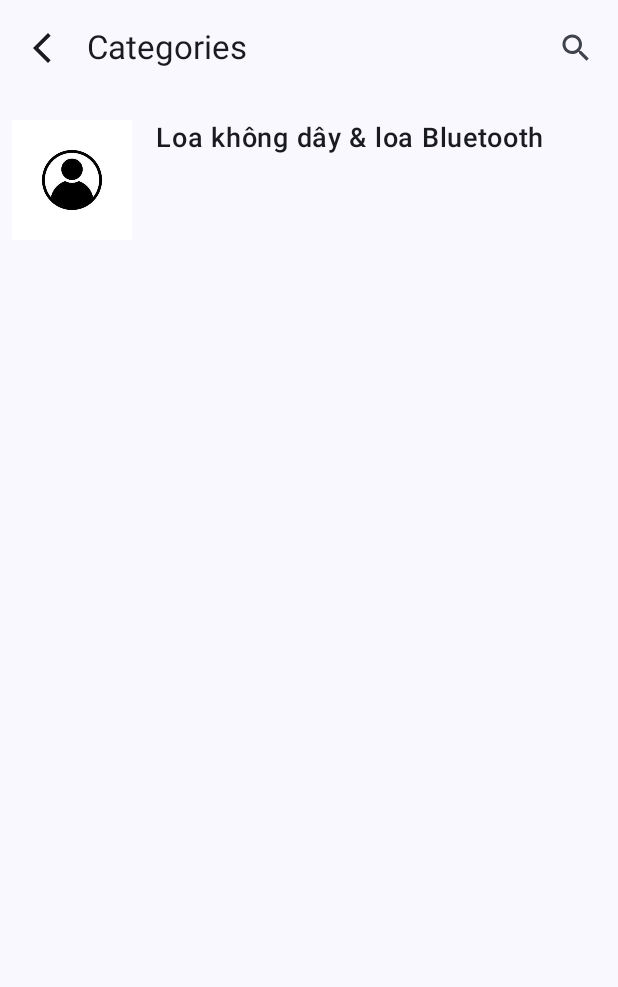
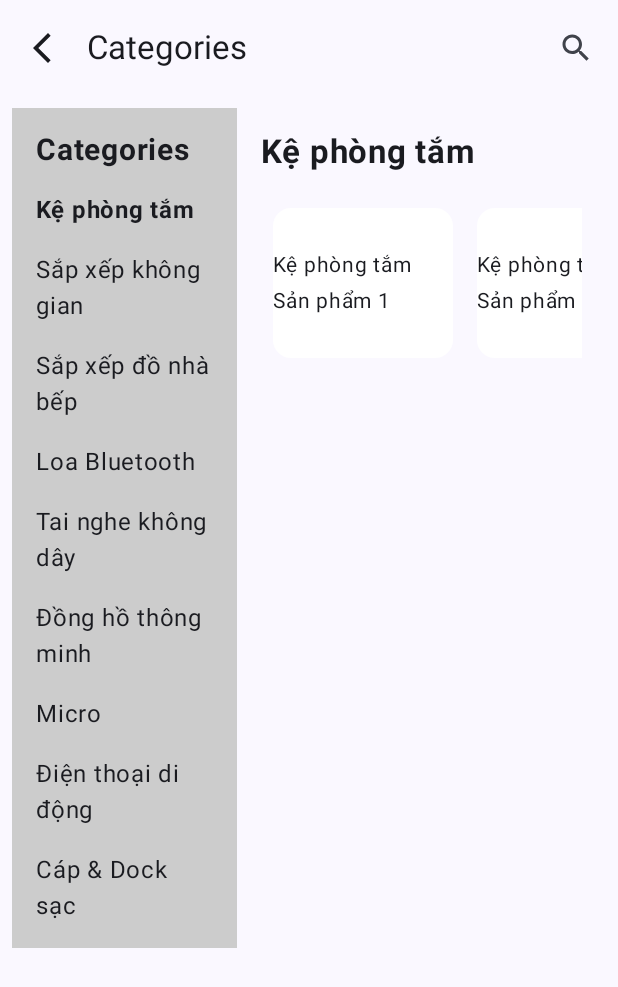
Before and after one commit to Oanh1503-git/app_-e-commerce, an Android app built with Jetpack Compose: the screen it shows after launch (MainActivity), item 2 of the bottom bar chosen, on a phone screen of 412 x 824 dp. Shown: the top 987 px of the screen. Run offline under Robolectric (Android 15) with nearby library versions, the phone set to English and light mode, and no system bars.

Commit message:
chage Categories.kt

```diff
--- /dev/null
+++ b/App_e-commerce/app/src/main/java/com/example/app_e_commerce/model/Product.kt
@@ -0,0 +1,5 @@
+package com.example.app_e_commerce.model
+
+class Product {
+
+}
--- a/App_e-commerce/app/src/main/java/com/example/app_e_commerce/views/Catagories.kt
+++ b/App_e-commerce/app/src/main/java/com/example/app_e_commerce/views/Catagories.kt
@@ -1,16 +1,24 @@
 package com.example.app_e_commerce.views
 
 import androidx.compose.foundation.Image
+import androidx.compose.foundation.background
 import androidx.compose.foundation.clickable
 import androidx.compose.foundation.layout.*
 import androidx.compose.foundation.lazy.LazyColumn
+import androidx.compose.foundation.lazy.LazyRow
 import androidx.compose.foundation.lazy.items
 import androidx.compose.material.icons.Icons
 import androidx.compose.material.icons.filled.ArrowBackIosNew
 import androidx.compose.material.icons.filled.Search
 import androidx.compose.material3.*
 import androidx.compose.runtime.Composable
+import androidx.compose.runtime.getValue
+import androidx.compose.runtime.mutableStateOf
+import androidx.compose.runtime.remember
+import androidx.compose.runtime.setValue
+import androidx.compose.ui.Alignment
 import androidx.compose.ui.Modifier
+import androidx.compose.ui.graphics.Color
 import androidx.compose.ui.layout.ContentScale
 import androidx.compose.ui.res.painterResource
 import androidx.compose.ui.text.font.FontWeight
@@ -21,40 +29,6 @@ import androidx.navigation.NavHostController
 import com.example.app_e_commerce.R
 import com.example.app_e_commerce.model.Screems
 
-// Data class for Category
-data class Category(val name: String, val imageRes: Int)
-
-// Sample categories
-val categories = listOf(
-    Category("Loa không dây & loa Bluetooth", R.drawable.personicon),
-//    Category("Tai nghe nhét tai không dây", R.drawable.earphone),
-//    Category("Đồng hồ thông minh", R.drawable.smartwatch),
-//    Category("Micro", R.drawable.microphone),
-//    Category("Điện thoại di động", R.drawable.smartphone),
-//    Category("Cáp & Dock sạc", R.drawable.cable_dock),
-//    Category("Áo thun nam", R.drawable.tshirt),
-//    Category("Pin sạc dự phòng", R.drawable.powerbank),
-//    Category("Camera IP kết nối Internet", R.drawable.camera)
-)
-
-@Composable
-fun CategoryItem(category: Category) {
-    Row(
-        modifier = Modifier
-            .fillMaxWidth()
-            .padding(vertical = 8.dp)
-            .clickable { }
-    ) {
-        Image(
-            painter = painterResource(id = category.imageRes),
-            contentDescription = category.name,
-            modifier = Modifier.size(80.dp),
-            contentScale = ContentScale.Crop
-        )
-        Spacer(modifier = Modifier.width(16.dp))
-        Text(text = category.name, fontSize = 18.sp, fontWeight = FontWeight.Medium)
-    }
-}
 
 @OptIn(ExperimentalMaterial3Api::class)
 @Composable
@@ -86,15 +60,103 @@ fun Categories(navHostController: NavHostController) {
             )
         }
     ) { innerPadding ->
-        LazyColumn(
+        Column(
             modifier = Modifier
                 .padding(innerPadding)
                 .fillMaxSize()
                 .padding(8.dp)
         ) {
+                AppContent()
+        }
+    }
+}
+@Composable
+fun AppContent() {
+    var selectedCategory by remember { mutableStateOf(categories.first()) }
+
+    Row(modifier = Modifier.fillMaxSize()) {
+        // Menu bên trái
+        MenuSidebar(selectedCategory,
+            onCategorySelected={category ->
+                selectedCategory = category},
+            modifier=Modifier.weight(1f))
+
+        // Nội dung bên phải
+        ContentScreen(selectedCategory,Modifier.weight(3f))
+    }
+}
+
+@Composable
+fun MenuSidebar(selectedCategory: String, onCategorySelected: (String) -> Unit,modifier:Modifier) {
+    Column(
+        modifier = Modifier
+            .width(150.dp)
+            .background(Color.LightGray)
+            .padding(8.dp)
+    ) {
+        Text("Categories", fontSize = 20.sp, fontWeight = FontWeight.Bold, modifier = Modifier.padding(8.dp))
+        LazyColumn {
             items(categories) { category ->
-                CategoryItem(category)
+                Box(
+
+                ) {
+                    Column(){
+                        Text(
+                            text = category,
+                            fontSize = 16.sp,
+                            fontWeight = if (category == selectedCategory)
+                                FontWeight.Bold else FontWeight.Normal,
+                            modifier = Modifier
+                                .fillMaxWidth()
+                                .clickable { onCategorySelected(category) }
+                                .padding(8.dp)
+                        )
+                    }
+
+                }
             }
         }
     }
 }
+
+@Composable
+fun ContentScreen(category: String,modifier: Modifier) {
+    Column(
+        modifier = Modifier
+            .fillMaxSize()
+            .padding(16.dp)
+    ) {
+        Text("$category", fontSize = 22.sp, fontWeight = FontWeight.Bold)
+        Spacer(modifier = Modifier.height(16.dp))
+        LazyRow {
+            items(getProducts(category)) { product ->
+                ProductItem(product)
+            }
+        }
+    }
+}
+
+@Composable
+fun ProductItem(product: String) {
+    Card(
+        modifier = Modifier
+            .padding(8.dp)
+            .width(120.dp)
+            .height(100.dp),
+        colors = CardDefaults.cardColors(Color.White)
+    ) {
+        Box(contentAlignment = Alignment.Center, modifier = Modifier.fillMaxSize()) {
+            Text(product, fontSize = 14.sp)
+        }
+    }
+}
+
+val categories = listOf(
+    "Kệ phòng tắm", "Sắp xếp không gian", "Sắp xếp đồ nhà bếp",
+    "Loa Bluetooth", "Tai nghe không dây", "Đồng hồ thông minh",
+    "Micro", "Điện thoại di động", "Cáp & Dock sạc"
+)
+
+fun getProducts(category: String): List<String> {
+    return List(5) { "$category Sản phẩm ${it + 1}" }
+}
--- a/App_e-commerce/app/src/main/java/com/example/app_e_commerce/views/home_page.kt
+++ b/App_e-commerce/app/src/main/java/com/example/app_e_commerce/views/home_page.kt
@@ -93,11 +93,14 @@ fun HOMEPAGE(navController: NavHostController) {
             item { ImageSlider() }
             item {
                 Text(
-                    text = "Dành riêng cho bạn",
+                    text = "Dành riêng cho bạn ",
                     fontSize = 18.sp,
                     fontWeight = FontWeight.Bold,
                     modifier = Modifier.padding(vertical = 8.dp)
                 )
+            }
+            item{
+
             }
         }
     }
```
